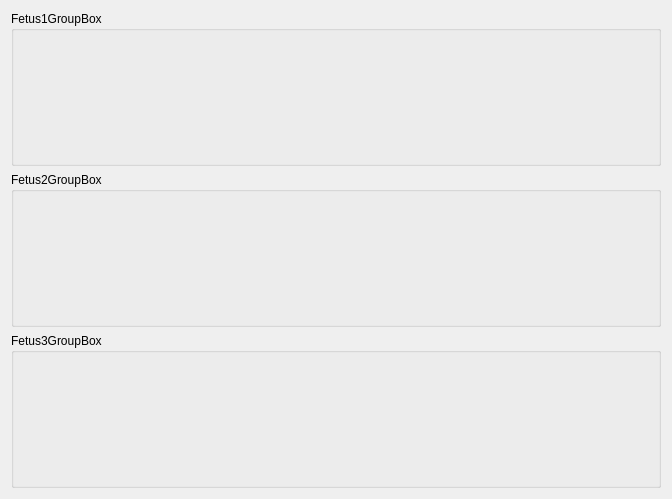
The window that forms/subforms/maternity/obstetrics/prenatal/ui/xx/prenatalfetus.ui (maternite/freehealth) describes before a commit, drawn with Qt 5.
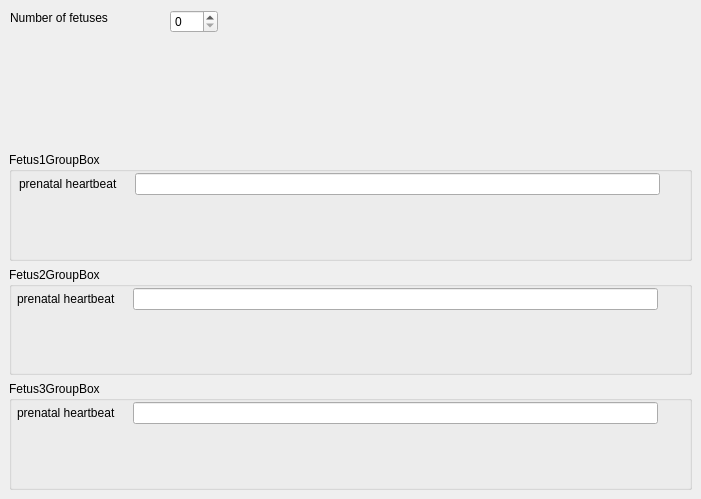
The same window after the commit.

Commit message: group box hiding for fetus is functional!

Patch:
```diff
--- a/forms/subforms/maternity/obstetrics/prenatal/ui/xx/prenatalfetus.ui
+++ b/forms/subforms/maternity/obstetrics/prenatal/ui/xx/prenatalfetus.ui
@@ -6,36 +6,222 @@
    <rect>
     <x>0</x>
     <y>0</y>
-    <width>672</width>
+    <width>701</width>
     <height>499</height>
    </rect>
   </property>
+  <property name="sizePolicy">
+   <sizepolicy hsizetype="Expanding" vsizetype="MinimumExpanding">
+    <horstretch>0</horstretch>
+    <verstretch>0</verstretch>
+   </sizepolicy>
+  </property>
   <property name="windowTitle">
    <string>Form</string>
   </property>
-  <layout class="QVBoxLayout" name="verticalLayout">
-   <item>
-    <widget class="QGroupBox" name="fetus1GroupBox">
-     <property name="title">
-      <string>Fetus1GroupBox</string>
-     </property>
-    </widget>
-   </item>
-   <item>
-    <widget class="QGroupBox" name="fetus2GroupBox">
-     <property name="title">
-      <string>Fetus2GroupBox</string>
-     </property>
-    </widget>
-   </item>
-   <item>
-    <widget class="QGroupBox" name="fetus3GroupBox">
-     <property name="title">
-      <string>Fetus3GroupBox</string>
-     </property>
-    </widget>
-   </item>
-  </layout>
+  <widget class="QGroupBox" name="fetus1GroupBox">
+   <property name="geometry">
+    <rect>
+     <x>9</x>
+     <y>152</y>
+     <width>683</width>
+     <height>109</height>
+    </rect>
+   </property>
+   <property name="title">
+    <string>Fetus1GroupBox</string>
+   </property>
+   <property name="flat">
+    <bool>false</bool>
+   </property>
+   <widget class="QWidget" name="layoutWidget">
+    <property name="geometry">
+     <rect>
+      <x>10</x>
+      <y>20</y>
+      <width>641</width>
+      <height>24</height>
+     </rect>
+    </property>
+    <layout class="QHBoxLayout" name="horizontalLayout">
+     <item>
+      <widget class="QLabel" name="prenatalHeartbeatF1Label">
+       <property name="text">
+        <string>prenatal heartbeat</string>
+       </property>
+      </widget>
+     </item>
+     <item>
+      <layout class="QHBoxLayout" name="prenatalHeartbeatF1RadioLayout">
+       <property name="spacing">
+        <number>1</number>
+       </property>
+       <property name="sizeConstraint">
+        <enum>QLayout::SetDefaultConstraint</enum>
+       </property>
+       <property name="leftMargin">
+        <number>2</number>
+       </property>
+       <property name="topMargin">
+        <number>2</number>
+       </property>
+       <property name="rightMargin">
+        <number>9</number>
+       </property>
+      </layout>
+     </item>
+     <item>
+      <widget class="QLineEdit" name="prenatalHeartbeatF1LineEdit">
+       <property name="dragEnabled">
+        <bool>true</bool>
+       </property>
+      </widget>
+     </item>
+    </layout>
+   </widget>
+  </widget>
+  <widget class="QGroupBox" name="fetus2GroupBox">
+   <property name="geometry">
+    <rect>
+     <x>9</x>
+     <y>267</y>
+     <width>683</width>
+     <height>108</height>
+    </rect>
+   </property>
+   <property name="title">
+    <string>Fetus2GroupBox</string>
+   </property>
+   <widget class="QWidget" name="layoutWidget">
+    <property name="geometry">
+     <rect>
+      <x>8</x>
+      <y>20</y>
+      <width>641</width>
+      <height>24</height>
+     </rect>
+    </property>
+    <layout class="QHBoxLayout" name="horizontalLayout_2">
+     <item>
+      <widget class="QLabel" name="prenatalHeartbeatF2Label">
+       <property name="text">
+        <string>prenatal heartbeat</string>
+       </property>
+      </widget>
+     </item>
+     <item>
+      <layout class="QHBoxLayout" name="prenatalHeartbeatF2RadioLayout">
+       <property name="spacing">
+        <number>1</number>
+       </property>
+       <property name="sizeConstraint">
+        <enum>QLayout::SetDefaultConstraint</enum>
+       </property>
+       <property name="leftMargin">
+        <number>2</number>
+       </property>
+       <property name="topMargin">
+        <number>2</number>
+       </property>
+       <property name="rightMargin">
+        <number>9</number>
+       </property>
+      </layout>
+     </item>
+     <item>
+      <widget class="QLineEdit" name="prenatalHeartbeatF2LineEdit">
+       <property name="dragEnabled">
+        <bool>true</bool>
+       </property>
+      </widget>
+     </item>
+    </layout>
+   </widget>
+  </widget>
+  <widget class="QGroupBox" name="fetus3GroupBox">
+   <property name="geometry">
+    <rect>
+     <x>9</x>
+     <y>381</y>
+     <width>683</width>
+     <height>109</height>
+    </rect>
+   </property>
+   <property name="title">
+    <string>Fetus3GroupBox</string>
+   </property>
+   <widget class="QWidget" name="layoutWidget">
+    <property name="geometry">
+     <rect>
+      <x>8</x>
+      <y>20</y>
+      <width>641</width>
+      <height>24</height>
+     </rect>
+    </property>
+    <layout class="QHBoxLayout" name="horizontalLayout_3">
+     <item>
+      <widget class="QLabel" name="prenatalHeartbeatF3Label">
+       <property name="text">
+        <string>prenatal heartbeat</string>
+       </property>
+      </widget>
+     </item>
+     <item>
+      <layout class="QHBoxLayout" name="prenatalHeartbeatF3RadioLayout">
+       <property name="spacing">
+        <number>1</number>
+       </property>
+       <property name="sizeConstraint">
+        <enum>QLayout::SetDefaultConstraint</enum>
+       </property>
+       <property name="leftMargin">
+        <number>2</number>
+       </property>
+       <property name="topMargin">
+        <number>2</number>
+       </property>
+       <property name="rightMargin">
+        <number>9</number>
+       </property>
+      </layout>
+     </item>
+     <item>
+      <widget class="QLineEdit" name="prenatalHeartbeatF3LineEdit">
+       <property name="dragEnabled">
+        <bool>true</bool>
+       </property>
+      </widget>
+     </item>
+    </layout>
+   </widget>
+  </widget>
+  <widget class="QLabel" name="fetusNumberLabel">
+   <property name="geometry">
+    <rect>
+     <x>10</x>
+     <y>10</y>
+     <width>151</width>
+     <height>16</height>
+    </rect>
+   </property>
+   <property name="text">
+    <string>Number of fetuses</string>
+   </property>
+  </widget>
+  <widget class="QSpinBox" name="fetusNumberSpinBox">
+   <property name="geometry">
+    <rect>
+     <x>170</x>
+     <y>10</y>
+     <width>48</width>
+     <height>23</height>
+    </rect>
+   </property>
+   <property name="maximum">
+    <number>15</number>
+   </property>
+  </widget>
  </widget>
  <resources/>
  <connections/>
```
The commit also changes 2 other files.
